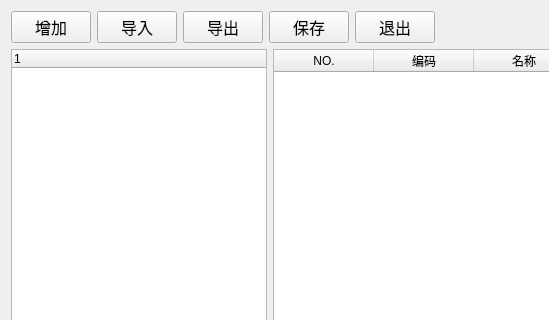
Old version of the form drugdictionary.ui in the repository histest/his; both pictures show x 0 to 549 and y 0 to 320 of the 775 by 505 pixel window.
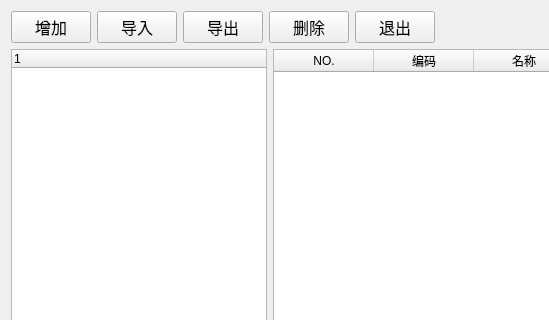
New version of the form.

The edit to the form file:
```diff
--- a/drugdictionary.ui
+++ b/drugdictionary.ui
@@ -78,7 +78,7 @@
           </font>
          </property>
          <property name="text">
-          <string>保存</string>
+          <string>删除</string>
          </property>
         </widget>
        </item>
```
Left out of the diff: 2 changed lines with no effect on the pictures.
